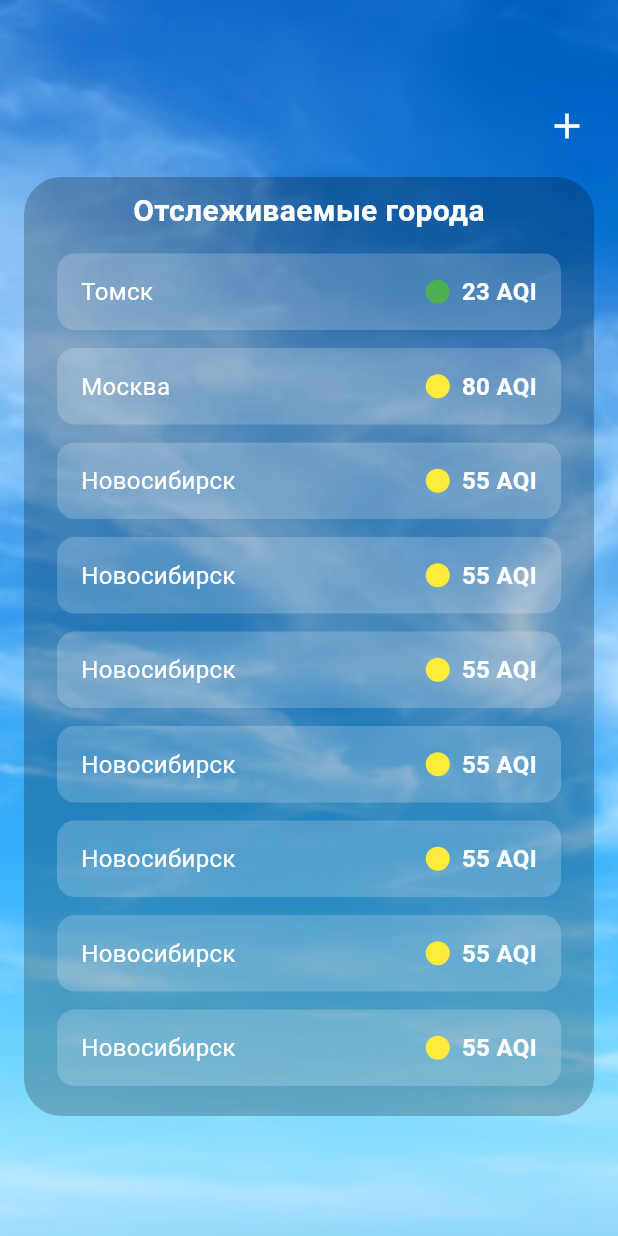
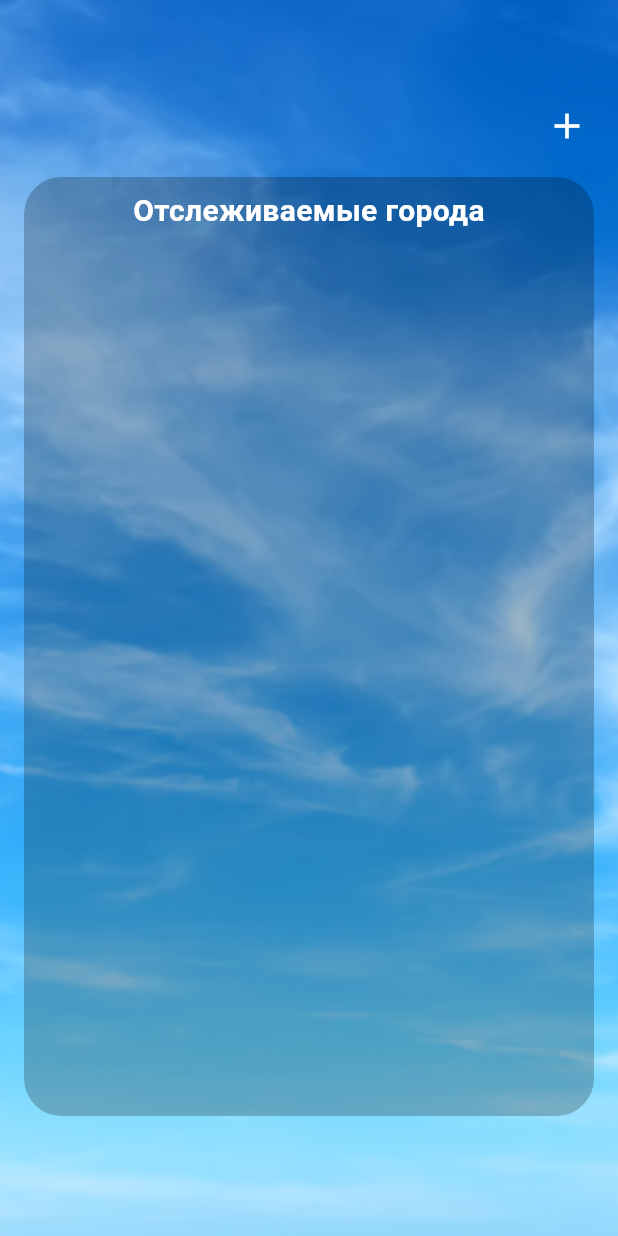
Before and after one commit to Shimekii/mobile-app, a Flutter app: the TrackedCitiesScreen screen opened directly, on a phone screen of 412 x 824 dp. Run offline on Flutter 3.47's test engine with Material 3 defaults, Android fonts, the phone set to English and light mode, and no system bars; our stand-ins replace connectivity_plus, geolocator, permission_handler, shared_preferences; accounts and stored records are empty.

Commit message:
мок для отслеживаемых городов удален, добавлена реальная возможность добавлять город в список + откорректировано поведение экрана с выбором города для случая основного города и дополнительного

```diff
--- a/lib/features/view/tracked_cities_screen.dart
+++ b/lib/features/view/tracked_cities_screen.dart
@@ -1,4 +1,7 @@
 import 'package:flutter/material.dart';
+import 'select_city_viewmodel.dart';
+import 'package:provider/provider.dart';
+import 'package:air_check/app/app_viewmodel.dart';
 
 class TrackedCitiesScreen extends StatelessWidget {
   const TrackedCitiesScreen({super.key});
@@ -32,7 +35,12 @@ class TrackedCitiesScreen extends StatelessWidget {
                     Spacer(),
                     GestureDetector(
                       onTap: () {
-                        Navigator.pushNamed(context, "/addMainCity");
+                        Navigator.push(
+                          context,
+                          MaterialPageRoute(
+                            builder: (_) => SelectCityView(isSelectingForTracking: true),
+                          ),
+                        );
                       },
                       child: Icon(
                         Icons.add,
@@ -73,7 +81,7 @@ class TrackedCitiesScreen extends StatelessWidget {
                       // список городов отслеживаемых
                       Expanded(
                         // child: Container(), // пока пусто
-                        child: _buildCitiesList(),
+                        child: _buildCitiesList(context),
                       )
                     ],
                   ),
@@ -86,27 +94,9 @@ class TrackedCitiesScreen extends StatelessWidget {
     );
   }
 
-  // пока что мок
-  Widget _buildCitiesList() {
-    final mockCities = [
-      {"name": "Томск", "aqi": 23},
-      {"name": "Москва", "aqi": 80},
-      {"name": "Новосибирск", "aqi": 55},
-      {"name": "Новосибирск", "aqi": 55},
-      {"name": "Новосибирск", "aqi": 55},
-      {"name": "Новосибирск", "aqi": 55},
-      {"name": "Новосибирск", "aqi": 55},
-      {"name": "Новосибирск", "aqi": 55},
-      {"name": "Новосибирск", "aqi": 55},
-      {"name": "Новосибирск", "aqi": 55},
-      {"name": "Новосибирск", "aqi": 55},
-      {"name": "Новосибирск", "aqi": 55},
-      {"name": "Новосибирск", "aqi": 55},
-      {"name": "Новосибирск", "aqi": 55},
-      {"name": "Новосибирск", "aqi": 55},
-      {"name": "Новосибирск", "aqi": 55},
-      {"name": "Новосибирск", "aqi": 55},
-    ];
+  Widget _buildCitiesList(BuildContext context) {
+    final vm = Provider.of<AppViewModel>(context);
+    final cities = vm.trackedCities;
 
     Color getAqiColor(int aqi) {
       if (aqi <= 50) return Colors.green;
@@ -119,9 +109,9 @@ class TrackedCitiesScreen extends StatelessWidget {
 
     return ListView.builder(
       padding: EdgeInsets.symmetric(vertical: 2, horizontal: 12),
-      itemCount: mockCities.length,
+      itemCount: cities.length,
       itemBuilder: (context, index) {
-        final city = mockCities[index];
+        final city = cities[index];
 
         return Container(
           margin: EdgeInsets.symmetric(horizontal: 10, vertical: 6),
@@ -134,7 +124,7 @@ class TrackedCitiesScreen extends StatelessWidget {
             children: [
               // название города
               Text(
-                city["name"].toString(),
+                city.name,
                 style: TextStyle(
                   color: Colors.white,
                   fontSize: 16,
@@ -146,14 +136,14 @@ class TrackedCitiesScreen extends StatelessWidget {
               // кружок-индикатор
               CircleAvatar(
                 radius: 8,
-                backgroundColor: getAqiColor(city["aqi"] as int),
+                backgroundColor: getAqiColor(city.aqd.aqi),
               ),
 
               SizedBox(width: 8),
 
               // AQI
               Text(
-                "${city["aqi"]} AQI",
+                "${city.aqd.aqi} AQI",
                 style: TextStyle(
                   color: Colors.white,
                   fontSize: 16,
```
